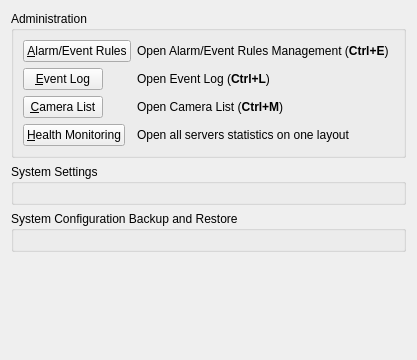
networkoptix/nx_open, file client/src/ui/widgets/settings/general_system_administration_widget.ui: the form before one commit.
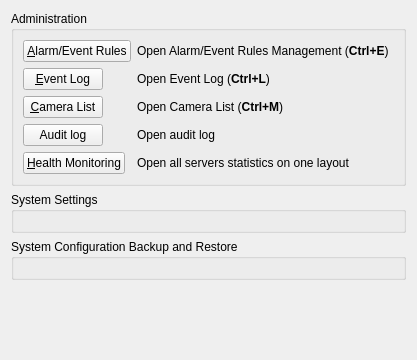
The form after the commit. Custom widgets are drawn as their Qt base class.

Commit message:
(Task #6065) - Add audit monitor model and dialog
<==== Mercurial data ====>
Branch: dev_2.4.audit

Patch:
```diff
--- a/client/src/ui/widgets/settings/general_system_administration_widget.ui
+++ b/client/src/ui/widgets/settings/general_system_administration_widget.ui
@@ -83,20 +83,34 @@
         </property>
        </widget>
       </item>
-      <item row="3" column="0">
+      <item row="4" column="0">
        <widget class="QPushButton" name="healthMonitorButton">
         <property name="text">
          <string>&amp;Health Monitoring</string>
         </property>
        </widget>
       </item>
-      <item row="3" column="1">
+      <item row="4" column="1">
        <widget class="QLabel" name="healthMonitoringLabel">
         <property name="text">
          <string>Open all servers statistics on one layout</string>
         </property>
        </widget>
       </item>
+      <item row="3" column="0">
+       <widget class="QPushButton" name="auditLogButton">
+        <property name="text">
+         <string>Audit log</string>
+        </property>
+       </widget>
+      </item>
+      <item row="3" column="1">
+       <widget class="QLabel" name="auditLogLabel">
+        <property name="text">
+         <string>Open audit log</string>
+        </property>
+       </widget>
+      </item>
      </layout>
     </widget>
    </item>
```
The commit also changes 19 other files.
